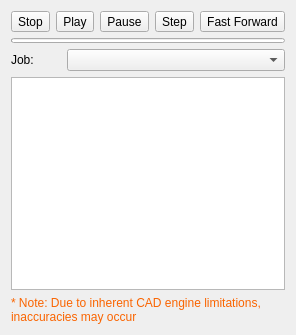
Qt form src/Mod/Path/Gui/Resources/panels/TaskPathSimulator.ui (berndhahnebach/All_FreeCAD) before a commit.
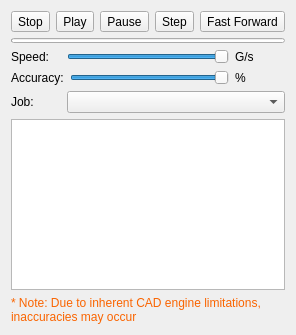
The same form after that commit. Icons and pictures are not drawn.

Commit message: Add sliders to task

What changed in the file:
```diff
--- a/src/Mod/Path/Gui/Resources/panels/TaskPathSimulator.ui
+++ b/src/Mod/Path/Gui/Resources/panels/TaskPathSimulator.ui
@@ -163,6 +163,107 @@
      </property>
     </widget>
    </item>
+   <item>
+    <layout class="QHBoxLayout" name="horizontalLayout_3">
+     <property name="topMargin">
+      <number>0</number>
+     </property>
+     <item>
+      <widget class="QLabel" name="label_3">
+       <property name="minimumSize">
+        <size>
+         <width>50</width>
+         <height>0</height>
+        </size>
+       </property>
+       <property name="text">
+        <string>Speed:</string>
+       </property>
+      </widget>
+     </item>
+     <item>
+      <widget class="QSlider" name="sliderSpeed">
+       <property name="minimum">
+        <number>1</number>
+       </property>
+       <property name="maximum">
+        <number>100</number>
+       </property>
+       <property name="value">
+        <number>100</number>
+       </property>
+       <property name="orientation">
+        <enum>Qt::Horizontal</enum>
+       </property>
+      </widget>
+     </item>
+     <item>
+      <widget class="QLabel" name="labelGPerSec">
+       <property name="minimumSize">
+        <size>
+         <width>50</width>
+         <height>0</height>
+        </size>
+       </property>
+       <property name="text">
+        <string>G/s</string>
+       </property>
+      </widget>
+     </item>
+    </layout>
+   </item>
+   <item>
+    <layout class="QHBoxLayout" name="horizontalLayout_4">
+     <property name="topMargin">
+      <number>0</number>
+     </property>
+     <item>
+      <widget class="QLabel" name="label_4">
+       <property name="minimumSize">
+        <size>
+         <width>50</width>
+         <height>0</height>
+        </size>
+       </property>
+       <property name="text">
+        <string>Accuracy:</string>
+       </property>
+      </widget>
+     </item>
+     <item>
+      <widget class="QSlider" name="sliderAccuracy">
+       <property name="minimum">
+        <number>1</number>
+       </property>
+       <property name="maximum">
+        <number>10</number>
+       </property>
+       <property name="pageStep">
+        <number>2</number>
+       </property>
+       <property name="value">
+        <number>10</number>
+       </property>
+       <property name="orientation">
+        <enum>Qt::Horizontal</enum>
+       </property>
+      </widget>
+     </item>
+     <item>
+      <widget class="QLabel" name="labelAccuracy">
+       <property name="minimumSize">
+        <size>
+         <width>50</width>
+         <height>0</height>
+        </size>
+       </property>
+       <property name="text">
+        <string>%</string>
+       </property>
+      </widget>
+     </item>
+    </layout>
+   </item>
    <item>
     <layout class="QHBoxLayout" name="horizontalLayout">
      <item>
```
Left out of the diff: 12 changed lines with no effect on the pictures. The commit also changes 1 other file.
